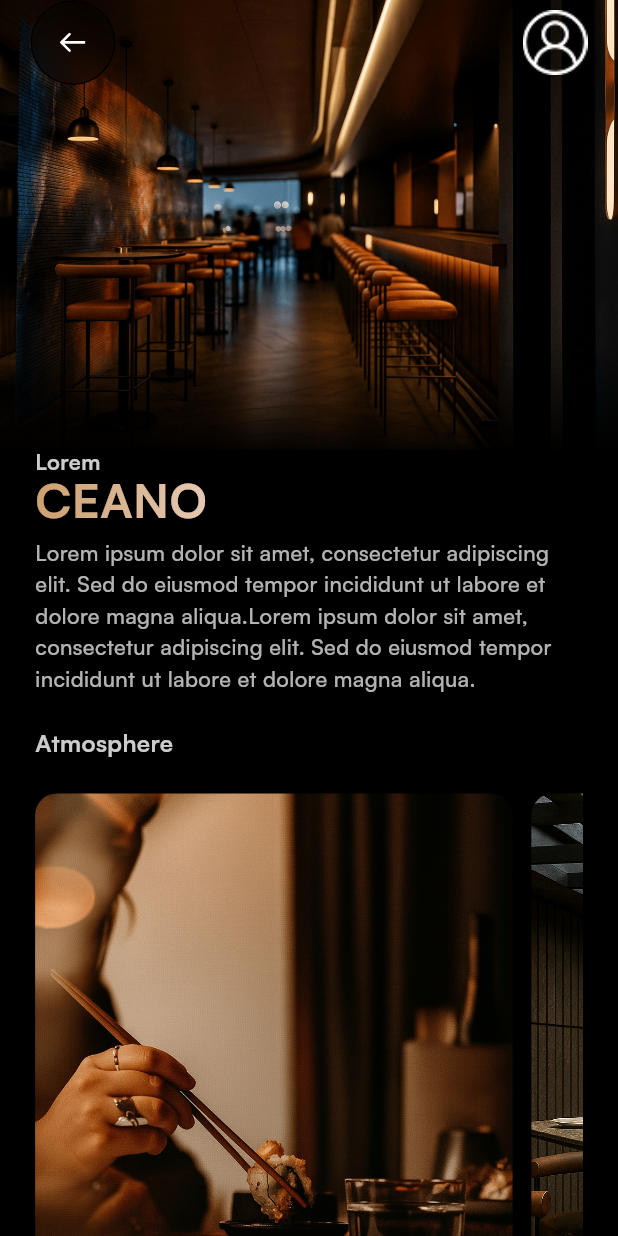
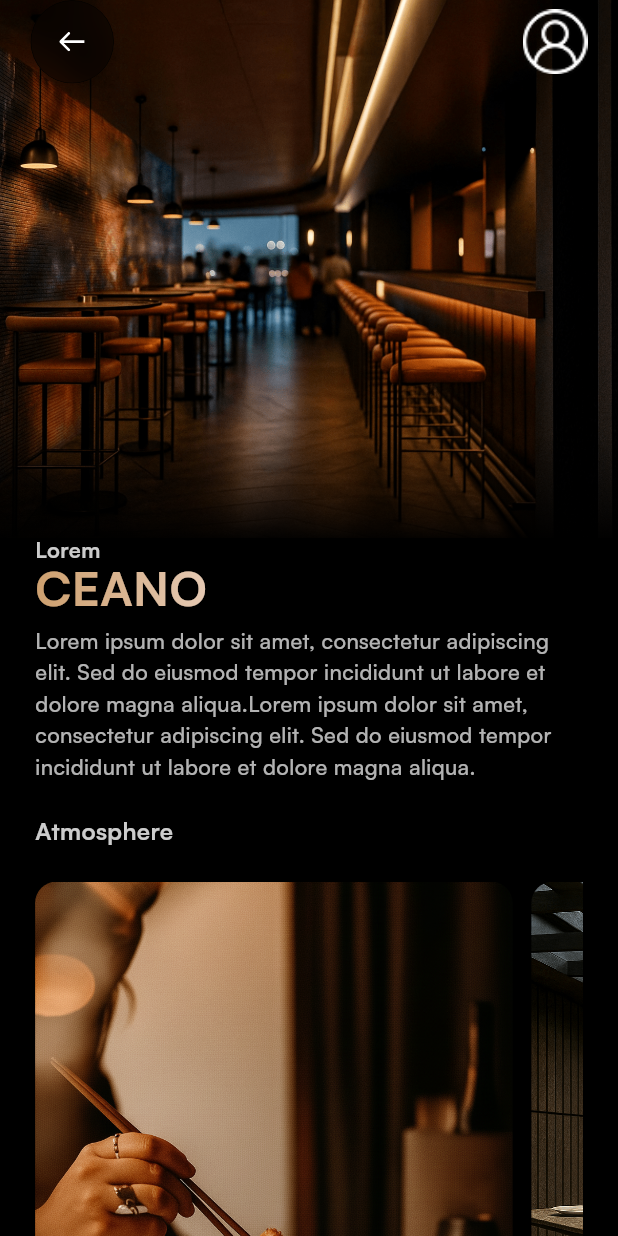
Before and after one commit to MarianSamir1/Recast_Restaurant_UI, a Flutter app: the screen it shows after launch, on a phone screen of 412 x 824 dp. Run offline on Flutter 3.47's test engine with Material 3 defaults, Android fonts, the phone set to English and light mode, and no system bars; our stand-ins replace bloc, cached_network_image, equatable, flutter_bloc, flutter_screenutil, flutter_svg and 2 more; missing offline and left inert: gif_view.

Commit message:
feat: Add menu item details screen and integrate with routing; update UI components and styles

```diff
--- a/lib/core/routing/app_router.dart
+++ b/lib/core/routing/app_router.dart
@@ -1,5 +1,6 @@
 import 'package:flutter/material.dart';
 import 'package:recast_restaurant_ui/core/routing/routes.dart';
+import 'package:recast_restaurant_ui/features/menu_item_details/view/screen/menu_item_details_screen.dart';
 import 'package:recast_restaurant_ui/features/restaurant_details/view/screen/restaurant_details_screen.dart';
 
 class AppRouter {
@@ -11,8 +12,8 @@ class AppRouter {
         return MaterialPageRoute(builder: (_) => RestaurantDetailsScreen());
 
       //=========== menue item details screen route ===========//
-      // case Routes.menueItemDetailsScreen:
-      //   return MaterialPageRoute(builder: (_) => MenueItemDetailsScreen());
+      case Routes.menueIteamDetailsScreen:
+        return MaterialPageRoute(builder: (_) => MenuItemDetailsScreen());
 
       //=========== default route ===========//
       default:
--- a/lib/core/widgets/app_sheard_widgets/circle_blur_icon.dart
+++ b/lib/core/widgets/app_sheard_widgets/circle_blur_icon.dart
@@ -19,7 +19,7 @@ class CircleBlurIcon extends StatelessWidget {
           decoration: BoxDecoration(
             shape: BoxShape.circle,
             color: Colors.black.withValues(alpha: 0.40),
-            border: Border.all(color: Colors.black, width: 1),
+            border: Border.all(color: Colors.black, width: .5),
           ),
           child: ImageHelper(
             image: iconPath,
--- a/lib/core/widgets/app_sheard_widgets/custom_app_bar.dart
+++ b/lib/core/widgets/app_sheard_widgets/custom_app_bar.dart
@@ -6,10 +6,12 @@ import 'package:recast_restaurant_ui/core/widgets/other/image_helper.dart';
 
 class CustomAppBar extends StatelessWidget {
   final String backIcon;
+  final VoidCallback? onbackFun;
   final bool showProfileIcon;
   const CustomAppBar({
     super.key,
     required this.backIcon,
+     this.onbackFun,
     required this.showProfileIcon,
   });
 
@@ -23,7 +25,7 @@ class CustomAppBar extends StatelessWidget {
           children: [
             //==================== back Icon ====================
             GestureDetector(
-              onTap: () {},
+              onTap: onbackFun,
               child: CircleBlurIcon(iconPath: backIcon),
             ),
             //==================== Profile icon ====================
--- /dev/null
+++ b/lib/core/widgets/app_sheard_widgets/info_header.dart
@@ -0,0 +1,61 @@
+import 'package:flutter/material.dart';
+import 'package:flutter_screenutil/flutter_screenutil.dart';
+import 'package:recast_restaurant_ui/core/styles/colors.dart';
+import 'package:recast_restaurant_ui/core/styles/styles.dart';
+import 'package:recast_restaurant_ui/core/widgets/app_sheard_widgets/gradient_test.dart';
+import 'package:recast_restaurant_ui/core/widgets/other/custom_text.dart';
+
+class InfoHeader extends StatelessWidget {
+  final String title;
+  final String gradientTitle;
+  final String description;
+  final Color? descriptionColor;
+
+  const InfoHeader({
+    super.key,
+    required this.title,
+    required this.gradientTitle,
+    required this.description,
+    this.descriptionColor,
+  });
+
+  @override
+  Widget build(BuildContext context) {
+    return Padding(
+      padding: EdgeInsets.symmetric(horizontal: 15.w),
+      child: Column(
+        crossAxisAlignment: CrossAxisAlignment.start,
+        mainAxisSize: MainAxisSize.min,
+        children: [
+          //==================== Restaurant Name ===========================
+          CustomText(
+            text: title,
+            textStyle: AppStyles.satoshiBold11WhiteOpac80.copyWith(
+              height: 1,
+              fontSize: 10.sp,
+            ),
+          ),
+          GradientText(
+            text: gradientTitle,
+            style: AppStyles.satoshiBold22.copyWith(height: 1.2),
+            gradient: LinearGradient(
+              colors: [ColorManager.primary, ColorManager.secondary],
+              begin: Alignment.centerLeft,
+              end: Alignment.centerRight,
+            ),
+          ),
+          //==================== Restaurant Description ====================
+          SizedBox(height: 4.h),
+          CustomText(
+            text: description,
+            textStyle: AppStyles.satoshiMedium11White.copyWith(
+              fontSize: 10.sp,
+              color:
+                  descriptionColor ?? ColorManager.white.withValues(alpha: 0.7),
+            ),
+          ),
+        ],
+      ),
+    );
+  }
+}
--- a/lib/core/widgets/app_sheard_widgets/screen_header.dart
+++ b/lib/core/widgets/app_sheard_widgets/screen_header.dart
@@ -3,13 +3,15 @@ import 'package:flutter_screenutil/flutter_screenutil.dart';
 import 'package:recast_restaurant_ui/core/constants/icons_paths.dart';
 import 'package:recast_restaurant_ui/core/widgets/app_sheard_widgets/custom_app_bar.dart';
 
-class ScreenHeader extends StatelessWidget {
+class ImageHeaderWithAppBar extends StatelessWidget {
   final String imagePath;
   final bool showProfileIcon;
-  const ScreenHeader({
+  final VoidCallback? onbackFun;
+  const ImageHeaderWithAppBar({
     super.key,
     required this.imagePath,
     required this.showProfileIcon,
+    this.onbackFun,
   });
 
   @override
@@ -18,7 +20,7 @@ class ScreenHeader extends StatelessWidget {
       children: [
         //===================== header image =====================
         Container(
-          height: 300,
+          height: 249.h,
           decoration: BoxDecoration(
             image: DecorationImage(
               image: AssetImage(imagePath),
@@ -31,6 +33,7 @@ class ScreenHeader extends StatelessWidget {
         CustomAppBar(
           backIcon: IconsPath.arrow,
           showProfileIcon: showProfileIcon,
+          onbackFun: onbackFun,
         ),
         //===================== gradient ============================
         Positioned(
--- a/lib/features/restaurant_details/view/screen/restaurant_details_screen.dart
+++ b/lib/features/restaurant_details/view/screen/restaurant_details_screen.dart
@@ -1,10 +1,10 @@
 import 'package:flutter/material.dart';
 import 'package:flutter_bloc/flutter_bloc.dart';
 import 'package:recast_restaurant_ui/core/git_it/dependecy_injection.dart';
+import 'package:recast_restaurant_ui/core/widgets/app_sheard_widgets/info_header.dart';
 import 'package:recast_restaurant_ui/core/widgets/app_sheard_widgets/screen_header.dart';
 import 'package:recast_restaurant_ui/core/widgets/base_scaffold/base_scaffold.dart';
 import 'package:recast_restaurant_ui/features/restaurant_details/view/widgets/restaurant_atmosphere_section.dart';
-import 'package:recast_restaurant_ui/features/restaurant_details/view/widgets/restaurant_description_section.dart';
 import 'package:recast_restaurant_ui/features/restaurant_details/view/widgets/restaurant_food_menu_section.dart';
 import 'package:recast_restaurant_ui/features/restaurant_details/view_model/cubit.dart';
 import 'package:recast_restaurant_ui/features/restaurant_details/view_model/state.dart';
@@ -18,21 +18,25 @@ class RestaurantDetailsScreen extends StatelessWidget {
       create: (context) => getIt<RestaurantDetailsCubit>()..getRestaurantData(),
       child: BaseScaffold(
         body: SingleChildScrollView(
-          child: Column(
+          child: BlocBuilder<RestaurantDetailsCubit, RestaurantState>(
+            buildWhen: (previous, current) =>
+                previous.restaurant != current.restaurant,
+            builder: (context, state) => Column(
               crossAxisAlignment: CrossAxisAlignment.start,
               mainAxisAlignment: MainAxisAlignment.start,
               children: [
-              //==================== restaurant Header Section ====================
-              BlocBuilder<RestaurantDetailsCubit, RestaurantState>(
-                buildWhen: (previous, current) =>
-                    previous.restaurant != current.restaurant,
-                builder: (context, state) => ScreenHeader(
+                //==================== restaurant image and appbar Header Section ====================
+                ImageHeaderWithAppBar(
                   imagePath: state.restaurant!.image,
                   showProfileIcon: true,
                 ),
+
+                //==================== restaurant info header Section ===============
+                InfoHeader(
+                  title: state.restaurant!.fname,
+                  gradientTitle: state.restaurant!.lname,
+                  description: state.restaurant!.description,
                 ),
-              //==================== restaurant Description Section ===============
-              const RestaurantDescriptionSection(),
                 //==================== AtmosphereSection ============================
                 const RestaurantAtmosphereSection(),
                 //==================== Food Menu Section ============================
@@ -41,6 +45,7 @@ class RestaurantDetailsScreen extends StatelessWidget {
             ),
           ),
         ),
+      ),
     );
   }
 }
--- a/lib/features/restaurant_details/view/widgets/menu_card.dart
+++ b/lib/features/restaurant_details/view/widgets/menu_card.dart
@@ -2,6 +2,8 @@ import 'dart:ui';
 
 import 'package:flutter/material.dart';
 import 'package:flutter_screenutil/flutter_screenutil.dart';
+import 'package:recast_restaurant_ui/core/helper/navigation_extensions.dart';
+import 'package:recast_restaurant_ui/core/routing/routes.dart';
 import 'package:recast_restaurant_ui/core/styles/colors.dart';
 import 'package:recast_restaurant_ui/core/styles/styles.dart';
 import 'package:recast_restaurant_ui/core/widgets/other/custom_text.dart';
@@ -17,7 +19,9 @@ class MenuCard extends StatelessWidget {
   @override
   Widget build(BuildContext context) {
     return GestureDetector(
-      onTap: () {},
+      onTap: () {
+        context.pushNamed(Routes.menueIteamDetailsScreen);
+      },
       child: Container(
         decoration: BoxDecoration(borderRadius: BorderRadius.circular(9.r)),
         clipBehavior: Clip.antiAlias,
--- a/lib/features/restaurant_details/view/widgets/restaurant_description_section.dart
+++ /dev/null
@@ -1,56 +0,0 @@
-import 'package:flutter/material.dart';
-import 'package:flutter_bloc/flutter_bloc.dart';
-import 'package:flutter_screenutil/flutter_screenutil.dart';
-import 'package:recast_restaurant_ui/core/styles/colors.dart';
-import 'package:recast_restaurant_ui/core/styles/styles.dart';
-import 'package:recast_restaurant_ui/core/widgets/app_sheard_widgets/gradient_test.dart';
-import 'package:recast_restaurant_ui/core/widgets/other/custom_text.dart';
-import 'package:recast_restaurant_ui/features/restaurant_details/view_model/cubit.dart';
-import 'package:recast_restaurant_ui/features/restaurant_details/view_model/state.dart';
-
-class RestaurantDescriptionSection extends StatelessWidget {
-  const RestaurantDescriptionSection({super.key});
-
-  @override
-  Widget build(BuildContext context) {
-    return BlocBuilder<RestaurantDetailsCubit, RestaurantState>(
-      buildWhen: (previous, current) =>
-          previous.restaurant != current.restaurant,
-      builder: (context, state) => Padding(
-        padding: EdgeInsets.symmetric(horizontal: 15.w),
-        child: Column(
-          crossAxisAlignment: CrossAxisAlignment.start,
-          mainAxisSize: MainAxisSize.min,
-          children: [
-            //==================== Restaurant Name ===========================
-            CustomText(
-              text: state.restaurant!.fname,
-              textStyle: AppStyles.satoshiBold11WhiteOpac80.copyWith(
-                height: 1,
-                fontSize: 10.sp,
-              ),
-            ),
-            GradientText(
-              text: state.restaurant!.lname.toUpperCase(),
-              style: AppStyles.satoshiBold22.copyWith(height: 1.2),
-              gradient: LinearGradient(
-                colors: [ColorManager.primary, ColorManager.secondary],
-                begin: Alignment.centerLeft,
-                end: Alignment.centerRight,
-              ),
-            ),
-            //==================== Restaurant Description ====================
-            SizedBox(height: 4.h),
-            CustomText(
-              text: state.restaurant!.description,
-              textStyle: AppStyles.satoshiMedium11White.copyWith(
-                fontSize: 10.sp,
-                color: ColorManager.white.withValues(alpha: 0.7),
-              ),
-            ),
-          ],
-        ),
-      ),
-    );
-  }
-}
```
Also changed, not shown: lib/features/menu_item_details/view/screen/menu_item_details_screen.dart (added, +43 -0 lines), lib/features/menu_item_details/view/widgets/preparation_section.dart (added, +27 -0 lines). Lines whose indentation alone changed are shown as unchanged.
